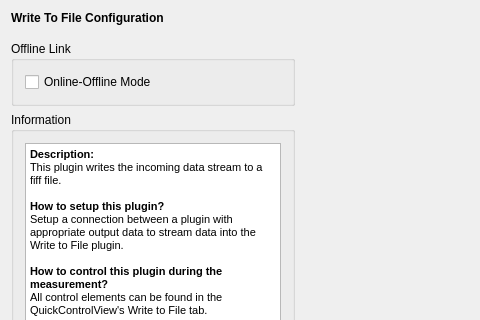
Above: applications/mne_scan/plugins/writetofile/FormFiles/writetofilesetup.ui from mne-tools/mne-cpp before the change; both pictures show x 0 to 480 and y 0 to 320 of the 600 by 450 pixel window. Below: the same form after it.
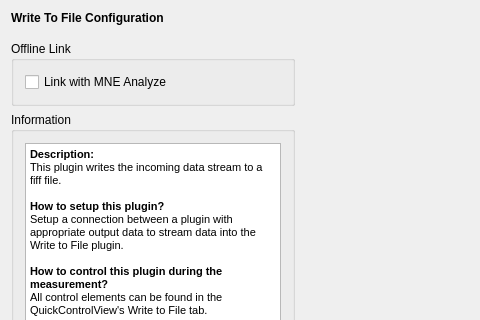
That is the form after the change.

Commit message: ENH: scan and analyze are now syncing upevents properly

```diff
--- a/applications/mne_scan/plugins/writetofile/FormFiles/writetofilesetup.ui
+++ b/applications/mne_scan/plugins/writetofile/FormFiles/writetofilesetup.ui
@@ -106,7 +106,7 @@
         <item>
          <widget class="QCheckBox" name="checkBox">
           <property name="text">
-           <string>Online-Offline Mode</string>
+           <string>Link with MNE Analyze</string>
           </property>
          </widget>
         </item>
```
The commit also changes 6 other files.
